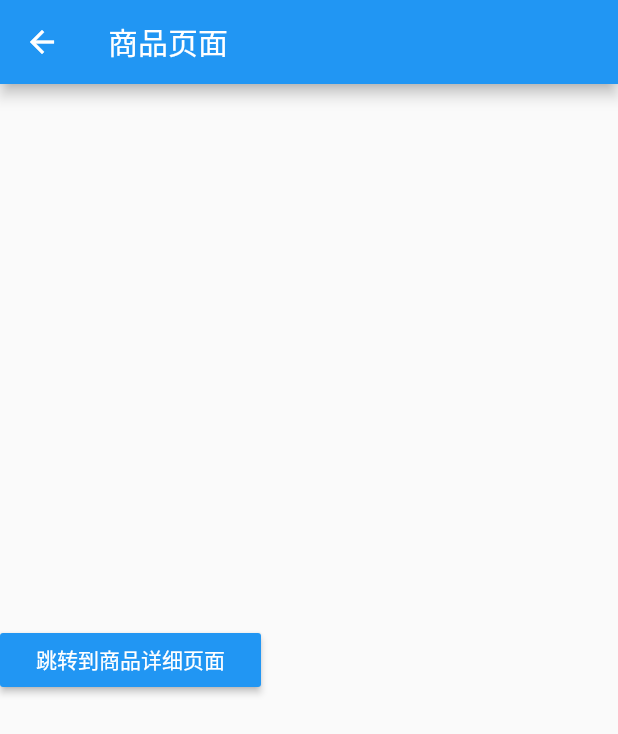
After one commit to quadrant26/flutter_widget, a Flutter app: the ProductPage screen opened directly, on a phone screen of 412 x 824 dp. The commit adds this screen. Shown: the top 734 px of the screen. Run offline on Flutter 3.47's test engine with Material 2 defaults, Android fonts, the phone set to English and light mode, and no system bars.

Commit message:
有状态组件命名路由传值

```diff
--- /dev/null
+++ b/flutter_app01/lib/pages/Product.dart
@@ -0,0 +1,33 @@
+import 'package:flutter/material.dart';
+
+class ProductPage extends StatefulWidget {
+  ProductPage({Key key}) : super(key: key);
+
+  _ProductPageState createState() => _ProductPageState();
+}
+
+class _ProductPageState extends State<ProductPage> {
+
+  @override
+  Widget build(BuildContext context) {
+    return Scaffold(
+      appBar: AppBar(
+        title: Text('商品页面'),
+      ),
+      body: Column(
+        crossAxisAlignment: CrossAxisAlignment.center,
+        mainAxisAlignment: MainAxisAlignment.center,
+        children: <Widget>[
+          RaisedButton(
+            child: Text('跳转到商品详细页面'),
+            onPressed: (){
+              Navigator.pushNamed(context, '/productInfo', arguments: {"pid": 12344});
+            },
+            color: Theme.of(context).accentColor,
+            textTheme: ButtonTextTheme.primary,
+          )
+        ],
+      )
+    );
+  }
+}
--- a/flutter_app01/lib/pages/tabs/Home.dart
+++ b/flutter_app01/lib/pages/tabs/Home.dart
@@ -24,9 +24,9 @@ class _HomePageState extends State<HomePage> {
            ),
            SizedBox(height:20),
            RaisedButton(
-             child: Text('跳转到列表单页面'),
+             child: Text('跳转到商品页面'),
              onPressed: (){
-
+               Navigator.pushNamed(context, '/product');
              },
              color: Theme.of(context).accentColor,
              textTheme: ButtonTextTheme.primary,
--- a/flutter_app01/lib/routes/Routes.dart
+++ b/flutter_app01/lib/routes/Routes.dart
@@ -3,12 +3,16 @@ import 'package:flutter/material.dart';
 import '../pages/search.dart';
 import '../pages/tabs/Form.dart';
 import '../pages/Tabs.dart';
+import '../pages/Product.dart';
+import '../pages/ProductInfo.dart';
 
 // 配置路由
 final routes = {
   '/': (context) => Tabs(),
   '/form': (context)=>FormPage(),
-  '/search': (context, {arguments}) => SearchPage(arguments:arguments)
+  '/product': (context) => ProductPage(),
+  '/search': (context, {arguments}) => SearchPage(arguments:arguments),
+  '/productInfo': (context, {arguments}) => ProductInfoPage(arguments: arguments)
 };
 
 // 固定写法
```
Also changed, not shown: flutter_app01/lib/pages/ProductInfo.dart (added, +29 -0 lines).
